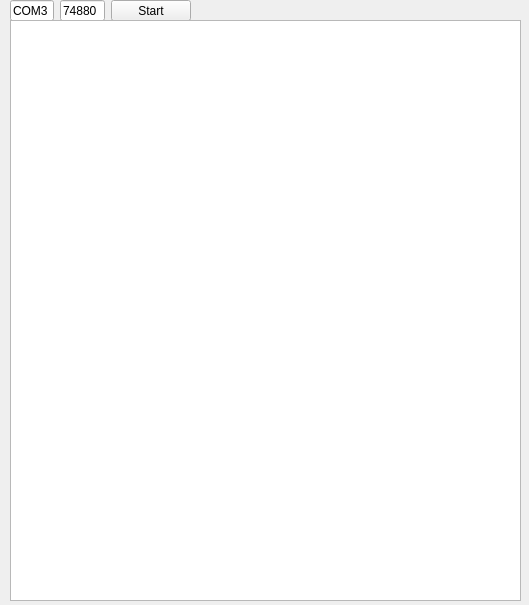
This is mainwindow.ui in RomanSereda/serial-port-reader as Qt 5 draws it before an edit. The edited form follows.
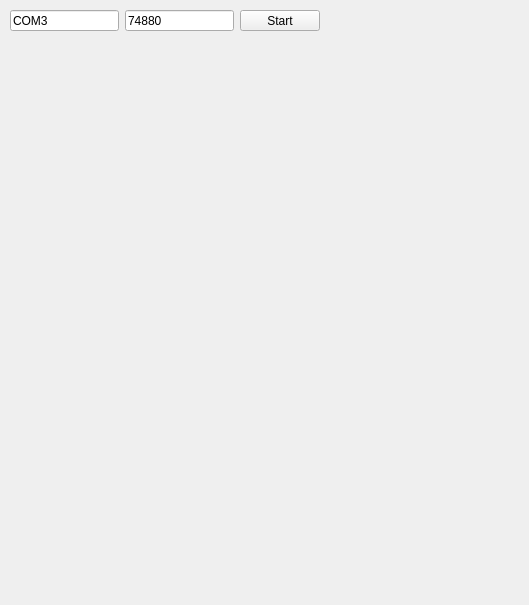
This is the edited form.

```diff
--- a/mainwindow.ui
+++ b/mainwindow.ui
@@ -24,8 +24,8 @@
     <property name="geometry">
      <rect>
       <x>10</x>
-      <y>0</y>
-      <width>181</width>
+      <y>10</y>
+      <width>310</width>
       <height>21</height>
      </rect>
     </property>
@@ -53,15 +53,20 @@
      </item>
     </layout>
    </widget>
-   <widget class="QPlainTextEdit" name="plainTextEdit">
+   <widget class="QWidget" name="gridLayoutWidget">
     <property name="geometry">
      <rect>
       <x>10</x>
-      <y>20</y>
+      <y>50</y>
       <width>511</width>
-      <height>581</height>
+      <height>541</height>
      </rect>
     </property>
+    <layout class="QGridLayout" name="gridLayout">
+     <property name="sizeConstraint">
+      <enum>QLayout::SetDefaultConstraint</enum>
+     </property>
+    </layout>
    </widget>
   </widget>
  </widget>
```
